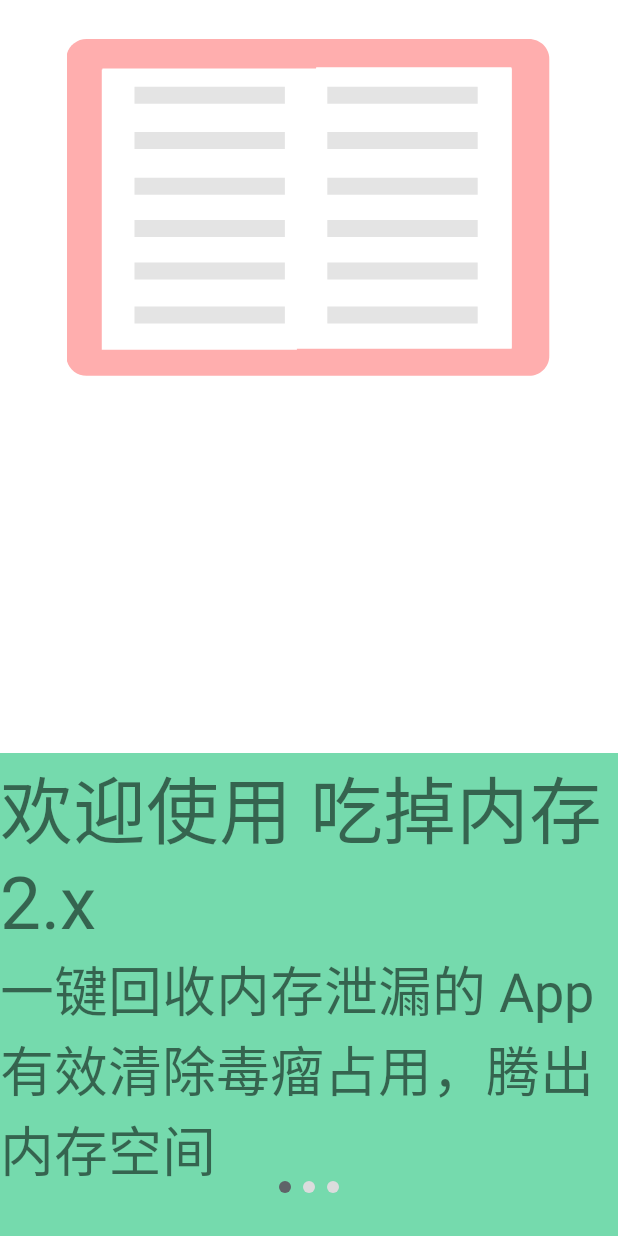
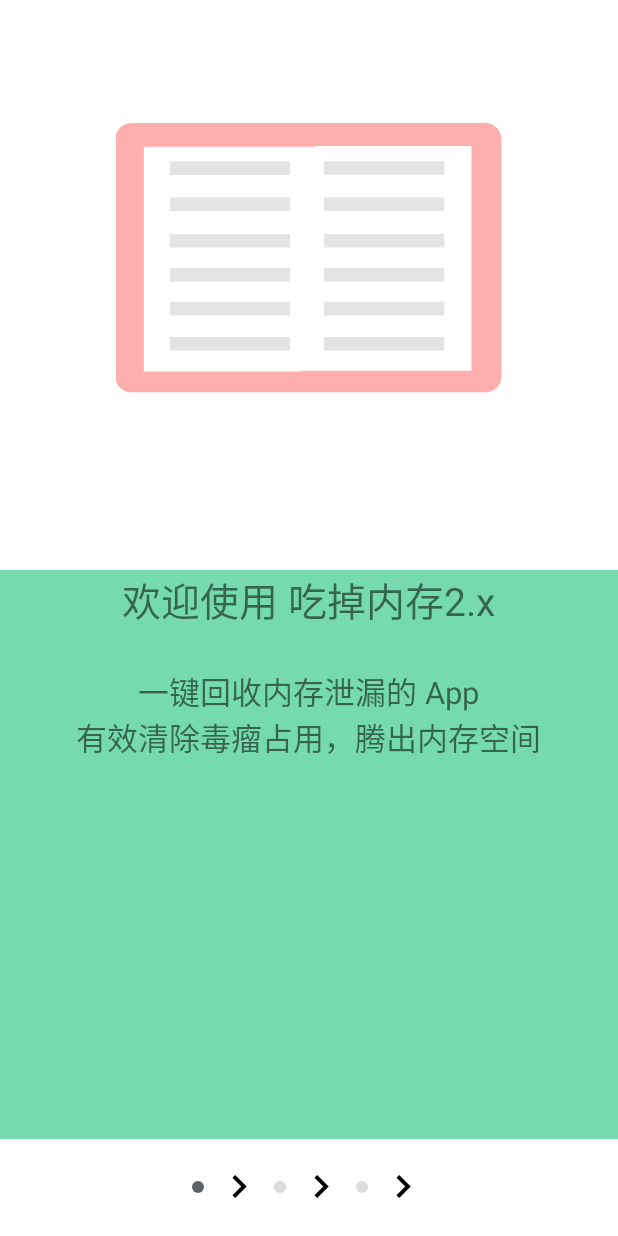
Before and after one commit to androids7/2x, an Android app: the WithUInter screen opened directly, with no data from a screen before it, on a phone screen of 412 x 824 dp. Run offline under Robolectric (Android 15) with nearby library versions, the phone set to English and light mode, and no system bars; 2 statements that could not run were skipped.

Commit message:
添加用户协议（准备）

```diff
--- a/app/src/main/java/as/mke/eatmem/WithUInter.java
+++ b/app/src/main/java/as/mke/eatmem/WithUInter.java
@@ -6,6 +6,7 @@ import android.content.Context;
 import android.graphics.Bitmap;
 import android.graphics.drawable.VectorDrawable;
 import android.os.Bundle;
+import android.view.Gravity;
 import android.view.LayoutInflater;
 import android.view.MotionEvent;
 import android.view.View;
@@ -73,6 +74,9 @@ public class WithUInter extends AppCompatActivity {
      Context context;
     LinearLayout circleLayout;
     List<ImageView> guidePointList;
+
+
+    LinearLayout bookoutlayout,booklayout;
     float positionOffset=0;
     int oldposition=0;
     @Override
@@ -104,7 +108,8 @@ public class WithUInter extends AppCompatActivity {
             setContentView(R.layout.guider_pager);
 
             circleLayout=findViewById(R.id.circlelayout);
-            book=findViewById(R.id.imagebook);
+            bookoutlayout=findViewById(R.id.bookoutlayout);
+            booklayout=findViewById(R.id.booklayout);
             pager=findViewById(R.id.imagepager);
         //    pagerleft=findViewById(R.id.imagepagerleft);
 
@@ -124,12 +129,15 @@ public class WithUInter extends AppCompatActivity {
 
             view1=lf.inflate(R.layout.page1,null);
             view2=lf.inflate(R.layout.page2,null);
+            view3=lf.inflate(R.layout.page3,null);
             firstView.add(view1);
             firstView.add(view2);
-            firstView.add(new TextView(this));
+            firstView.add(view3);
+
 
             NUMPAGES=firstView.size();
             addGuidePointTolist();
+            addArrow();
             vp.setAdapter(firstPagerAdapter);
 
 
@@ -156,6 +164,18 @@ public class WithUInter extends AppCompatActivity {
                     pager.stopturn();
                     setGuidePoint(position);
 
+                    if(position==2){
+                        LinearLayout.LayoutParams params=new LinearLayout.LayoutParams(dp2px(context,80),dp2px(context,80));
+                        booklayout.setLayoutParams(params);
+                        pager.setLayoutParams(params);
+                        bookoutlayout.setLayoutParams(params);
+                    }
+                    else{
+                        LinearLayout.LayoutParams params=new LinearLayout.LayoutParams(dp2px(context,200),dp2px(context,200));
+                        booklayout.setLayoutParams(new LinearLayout.LayoutParams(ViewGroup.LayoutParams.MATCH_PARENT,ViewGroup.LayoutParams.MATCH_PARENT));
+                        pager.setLayoutParams(params);
+                        bookoutlayout.setLayoutParams(params);
+                    }
                     /*
                     switch (position){
                         case 0:
@@ -223,6 +243,12 @@ public class WithUInter extends AppCompatActivity {
         }
     }
 
+
+
+    private void addArrow()
+    {
+
+    }
     /**
      设置引导点的状态(选中 |未选中)
      */
@@ -251,6 +277,15 @@ public class WithUInter extends AppCompatActivity {
      circle.setPadding(padding, 0, padding, 0);
      circleLayout. addView(circle);
      guidePointList.add(circle);
+
+         ImageView arrow=new ImageView(context);
+         ViewGroup.LayoutParams params=  new ViewGroup.LayoutParams(ViewGroup. LayoutParams.WRAP_CONTENT,ViewGroup. LayoutParams . WRAP_CONTENT);
+
+        arrow.setPadding(padding, 0, padding, 0);
+         arrow.setLayoutParams(params);
+         arrow.setImageResource(R.drawable.ic_keyboard_arrow_right_black_24dp);
+         circleLayout.addView(arrow);
+
          setGuidePoint(0);
      }
 
--- /dev/null
+++ b/app/src/main/res/drawable/ic_keyboard_arrow_right_black_24dp.xml
@@ -0,0 +1,5 @@
+<vector android:autoMirrored="true" android:height="24dp"
+    android:viewportHeight="24.0" android:viewportWidth="24.0"
+    android:width="24dp" xmlns:android="http://schemas.android.com/apk/res/android">
+    <path android:fillColor="#FF000000" android:pathData="M8.59,16.34l4.58,-4.59 -4.58,-4.59L10,5.75l6,6 -6,6z"/>
+</vector>
--- a/app/src/main/res/layout/guider_pager.xml
+++ b/app/src/main/res/layout/guider_pager.xml
@@ -2,38 +2,58 @@
 <FrameLayout xmlns:android="http://schemas.android.com/apk/res/android"
     xmlns:app="http://schemas.android.com/apk/res-auto"
     android:layout_width="match_parent"
+
     android:layout_height="match_parent">
+    <LinearLayout
+        android:orientation="vertical"
+        android:layout_width="match_parent"
+        android:layout_height="match_parent">
+<LinearLayout
+    android:id="@+id/bookoutlayout"
+    android:layout_width="match_parent"
+    android:layout_height="match_parent"
+    android:orientation="vertical"
+    android:layout_weight="1"
+    android:gravity="center"
+    android:layout_gravity="center"
+    >
+    <LinearLayout
+        android:id="@+id/booklayout"
+        android:layout_width="200dp"
+        android:layout_height="200dp"
+        android:orientation="vertical"
 
-    <ImageView
-        android:id="@+id/imagebook"
-        android:layout_width="wrap_content"
-        android:layout_height="wrap_content"
-        android:layout_gravity="center|top"
-        android:layout_weight="1"
-        app:srcCompat="@drawable/ic_book" />
+        android:layout_gravity="center"
+        android:background="@drawable/ic_book">
+
 
     <as.mke.eatmem.view.BookImageView
         android:id="@+id/imagepager"
-        android:layout_width="wrap_content"
-        android:layout_height="wrap_content"
-        android:layout_gravity="center|top"
+        android:layout_width="200dp"
+        android:layout_height="200dp"
+        android:layout_gravity="center"
         app:srcCompat="@drawable/ic_pager" />
-
+</LinearLayout>
+</LinearLayout>
     <androidx.viewpager.widget.ViewPager
         android:id="@+id/viewpagers"
+
         android:layout_width="match_parent"
-        android:layout_height="250dp"
-        android:layout_gravity="bottom|center"
+        android:layout_height="match_parent"
 
-        android:layout_weight="3" />
+        android:layout_gravity="center|center_vertical"
+
+        android:layout_weight="1" />
+
 <LinearLayout
     android:id="@+id/circlelayout"
     android:orientation="horizontal"
-    android:layout_weight="4"
+
     android:layout_width="match_parent"
     android:layout_height="50dp"
     android:layout_gravity="bottom|center"
     android:gravity="center"
-    />
-
+    >
+</LinearLayout>
+    </LinearLayout>
 </FrameLayout>
--- a/app/src/main/res/layout/page1.xml
+++ b/app/src/main/res/layout/page1.xml
@@ -1,21 +1,37 @@
 <?xml version="1.0" encoding="utf-8"?>
 <LinearLayout xmlns:android="http://schemas.android.com/apk/res/android"
     android:layout_width="match_parent"
+
+    android:gravity="center"
+    android:orientation="vertical"
+    android:layout_height="match_parent">
+<LinearLayout
+
     android:background="#75daad"
     android:orientation="vertical"
+    android:gravity="center|top"
+    android:layout_width="match_parent"
     android:layout_height="match_parent">
 
     <TextView
         android:layout_width="wrap_content"
         android:layout_height="wrap_content"
         android:text="欢迎使用 吃掉内存2.x"
-        android:textSize="38sp"
+        android:textSize="20sp" />
+    <TextView
+        android:paddingTop="20sp"
+        android:layout_width="wrap_content"
+        android:layout_height="wrap_content"
+        android:text="一键回收内存泄漏的 App"
+        android:textSize="16sp"
         />
 
     <TextView
+
         android:layout_width="wrap_content"
         android:layout_height="wrap_content"
-        android:text="一键回收内存泄漏的 App\n有效清除毒瘤占用，腾出内存空间"
-        android:textSize="28sp"
+        android:text="有效清除毒瘤占用，腾出内存空间"
+        android:textSize="16sp"
         />
 </LinearLayout>
+</LinearLayout>
```
Also changed, not shown: app/src/main/res/layout/page2.xml (+20 -4 lines), app/src/main/res/layout/page3.xml (added, +34 -0 lines). Lines whose indentation alone changed are shown as unchanged.
